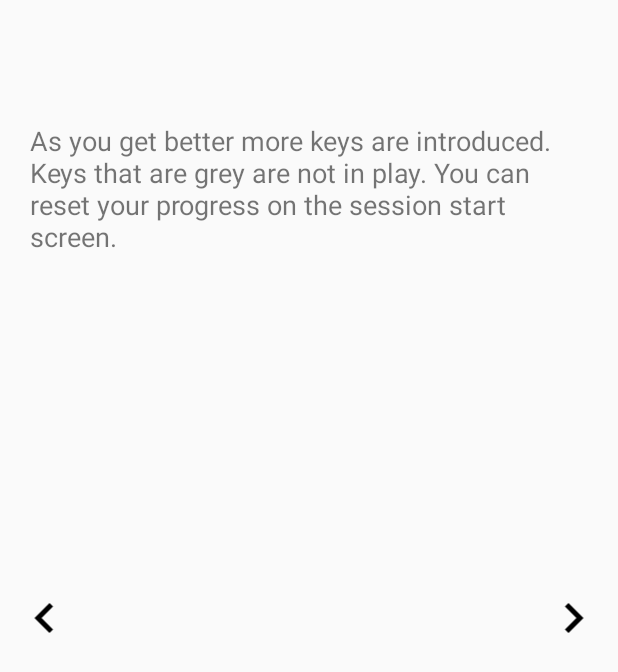
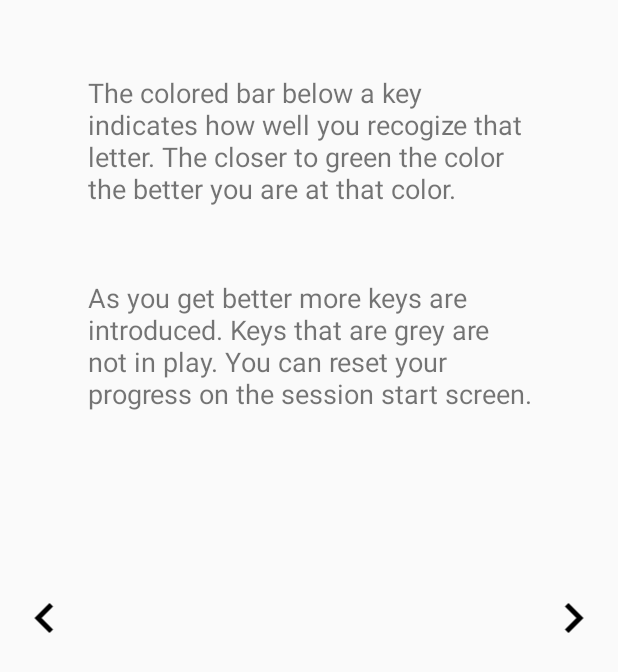
Before and after one commit to uberj/dits-and-dahs, an Android app: the layout simple_letter_training_help_dialog_screen2.xml on its own in the app's theme, with its tools: preview values and no code run, on a phone screen of 412 x 824 dp. Shown: the top 672 px of the screen. Run offline under Robolectric (Android 15) with nearby library versions, the light colour scheme and no system bars.

Commit message:
help screen done! (for now)

```diff
--- a/app/src/main/java/com/example/uberj/test1/lettertraining/BaseKeyboardSessionActivity.java
+++ b/app/src/main/java/com/example/uberj/test1/lettertraining/BaseKeyboardSessionActivity.java
@@ -18,6 +18,7 @@ import android.view.MenuItem;
 import android.view.View;
 import android.view.ViewGroup;
 import android.widget.Button;
+import android.widget.LinearLayout;
 import android.widget.ProgressBar;
 
 import com.example.uberj.test1.DynamicKeyboard;
@@ -200,8 +201,10 @@ public abstract class BaseKeyboardSessionActivity extends AppCompatActivity impl
             }
             viewModel.primeTheEngine(settings);
             Keys sessionKeys = getSessionKeys();
+            LinearLayout keyboardContainer = findViewById(R.id.keyboard_base);
             keyboard = new DynamicKeyboard.Builder()
                     .setContext(this)
+                    .setRootView(keyboardContainer)
                     .setKeys(sessionKeys.getKeys())
                     .setButtonOnClickListener(this::keyboardButtonClicked)
                     .setButtonLongClickListener(this::playableKeyLongClickHandler)
@@ -218,7 +221,7 @@ public abstract class BaseKeyboardSessionActivity extends AppCompatActivity impl
                         progressBar.setAlpha(ENABLED_PROGRESS_BAR_ALPHA);
                     })
                     .build();
-            keyboard.buildAtRoot(findViewById(R.id.keyboard_base));
+            keyboard.buildAtRoot();
             for (String letter : viewModel.getInPlayKeyNames()) {
                 updateProgressBarColorForLetter(letter);
             }
--- a/app/src/main/java/com/example/uberj/test1/lettertraining/simple/SimpleLetterTrainingHelpDialogViewModel.java
+++ b/app/src/main/java/com/example/uberj/test1/lettertraining/simple/SimpleLetterTrainingHelpDialogViewModel.java
@@ -35,7 +35,7 @@ class SimpleLetterTrainingHelpDialogViewModel extends AndroidViewModel {
         animate(this::updateExampleCountDownProgress, 0, 50);
         animate(this::updateCorrectGuessCounter, 0, 4000);
         animate(this::updateIncorrectGuessCounter, 2000, 4000);
-        animate(this::updateExampleWeights, 0, 1000);
+        animate(this::updateExampleWeights, 0, 500);
         animate(this::updateExampleInPlayKeys, 2000, 5000);
     }
 
@@ -51,7 +51,7 @@ class SimpleLetterTrainingHelpDialogViewModel extends AndroidViewModel {
         List<String> updatedInPlayKeys = Lists.newArrayList();
         for (String letter : EXAMPLE_LETTERS) {
             Integer weight = weights.getValue().get(letter);
-            if (weight == 100) {
+            if (weight >= 75) {
                 updatedInPlayKeys.add(letter);
             } else {
                 updatedInPlayKeys.add(letter);
@@ -61,7 +61,7 @@ class SimpleLetterTrainingHelpDialogViewModel extends AndroidViewModel {
         }
 
         // Everything was 100 so lets restart;
-        inPlayLetterKeys.postValue(Lists.newArrayList());
+        inPlayLetterKeys.postValue(Lists.newArrayList(EXAMPLE_LETTERS.get(0)));
         weights.postValue(buildBlankWeights());
         return null;
     }
--- a/app/src/main/res/layout/simple_letter_training_help_dialog_screen2.xml
+++ b/app/src/main/res/layout/simple_letter_training_help_dialog_screen2.xml
@@ -8,26 +8,28 @@
 
     <TextView
         android:id="@+id/textView"
-        android:layout_width="372dp"
+        android:layout_width="0dp"
         android:layout_height="wrap_content"
-        android:layout_marginTop="32dp"
+        android:layout_marginStart="8dp"
+        android:layout_marginTop="24dp"
+        android:layout_marginEnd="8dp"
         android:text="As you get better more keys are introduced. Keys that are grey are not in play. You can reset your progress on the session start screen."
         android:textAlignment="viewStart"
         android:textSize="18sp"
-        app:layout_constraintEnd_toEndOf="parent"
-        app:layout_constraintHorizontal_bias="0.5"
-        app:layout_constraintStart_toStartOf="parent"
+        app:layout_constraintEnd_toStartOf="@+id/guideline2"
+        app:layout_constraintStart_toStartOf="@+id/guideline"
         app:layout_constraintTop_toBottomOf="@+id/example_letters" />
 
     <LinearLayout
         android:id="@+id/example_letters"
-        android:layout_width="wrap_content"
+        android:layout_width="200dp"
         android:layout_height="wrap_content"
+        android:layout_marginTop="24dp"
         android:orientation="vertical"
         app:layout_constraintEnd_toEndOf="parent"
         app:layout_constraintHorizontal_bias="0.5"
         app:layout_constraintStart_toStartOf="parent"
-        app:layout_constraintTop_toTopOf="@+id/guideline4" />
+        app:layout_constraintTop_toBottomOf="@+id/textView3" />
 
     <ImageView
         android:id="@+id/prev_help_tab2"
@@ -70,4 +72,16 @@
         android:orientation="horizontal"
         app:layout_constraintGuide_percent="0.06" />
 
+    <TextView
+        android:id="@+id/textView3"
+        android:layout_width="0dp"
+        android:layout_height="wrap_content"
+        android:layout_marginStart="8dp"
+        android:layout_marginEnd="8dp"
+        android:text="The colored bar below a key indicates how well you recogize that letter. The closer to green the color the better you are at that color."
+        android:textSize="18sp"
+        app:layout_constraintEnd_toStartOf="@+id/guideline2"
+        app:layout_constraintStart_toStartOf="@+id/guideline"
+        app:layout_constraintTop_toTopOf="@+id/guideline4" />
+
 </androidx.constraintlayout.widget.ConstraintLayout>
```
Also changed, not shown: app/src/main/java/com/example/uberj/test1/DynamicKeyboard.java (+14 -5 lines), app/src/main/java/com/example/uberj/test1/lettertraining/BaseStartScreenActivity.java (+3 -4 lines), app/src/main/java/com/example/uberj/test1/lettertraining/simple/SimpleLetterTrainingHelpDialog.java (+17 -5 lines).
